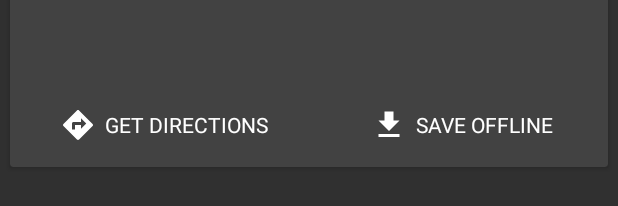
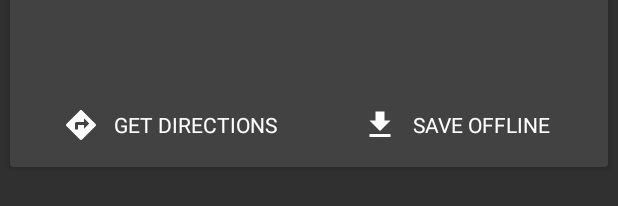
Before and after one commit to TheAndroidMaster/TrailMapper, an Android app: the layout item_map.xml on its own in the app's theme, with its tools: preview values and no code run, on a phone screen of 412 x 824 dp. Shown: the part 356-562 px from the top of the screen. Run offline under Robolectric (Android 15) with nearby library versions, the phone set to English and light mode, and no system bars.

Commit message:
improved layout file

```diff
--- a/app/src/main/res/layout/item_map.xml
+++ b/app/src/main/res/layout/item_map.xml
@@ -37,7 +37,9 @@
                 android:layout_width="match_parent"
                 android:layout_height="56dp"
                 android:baselineAligned="false"
-                android:orientation="horizontal">
+                android:orientation="horizontal"
+                android:paddingLeft="8dp"
+                android:paddingRight="8dp">
 
                 <LinearLayout
                     android:id="@+id/action_directions"
@@ -52,6 +54,8 @@
                     <android.support.v7.widget.AppCompatImageView
                         android:layout_width="36dp"
                         android:layout_height="36dp"
+                        android:layout_marginEnd="4dp"
+                        android:layout_marginRight="4dp"
                         android:scaleType="center"
                         android:tint="?android:textColorPrimary"
                         app:srcCompat="@drawable/ic_directions" />
@@ -80,6 +84,8 @@
                         android:id="@+id/offlineImage"
                         android:layout_width="36dp"
                         android:layout_height="36dp"
+                        android:layout_marginEnd="4dp"
+                        android:layout_marginRight="4dp"
                         android:scaleType="center"
                         android:tint="?android:textColorPrimary"
                         app:srcCompat="@drawable/ic_download" />
```
